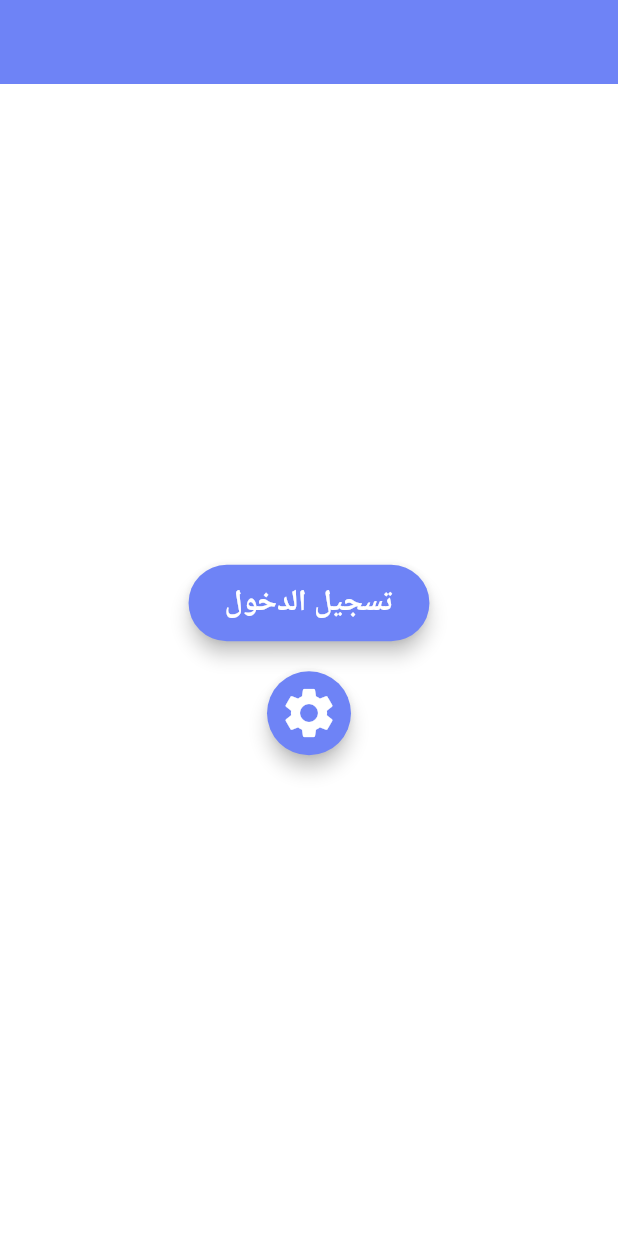
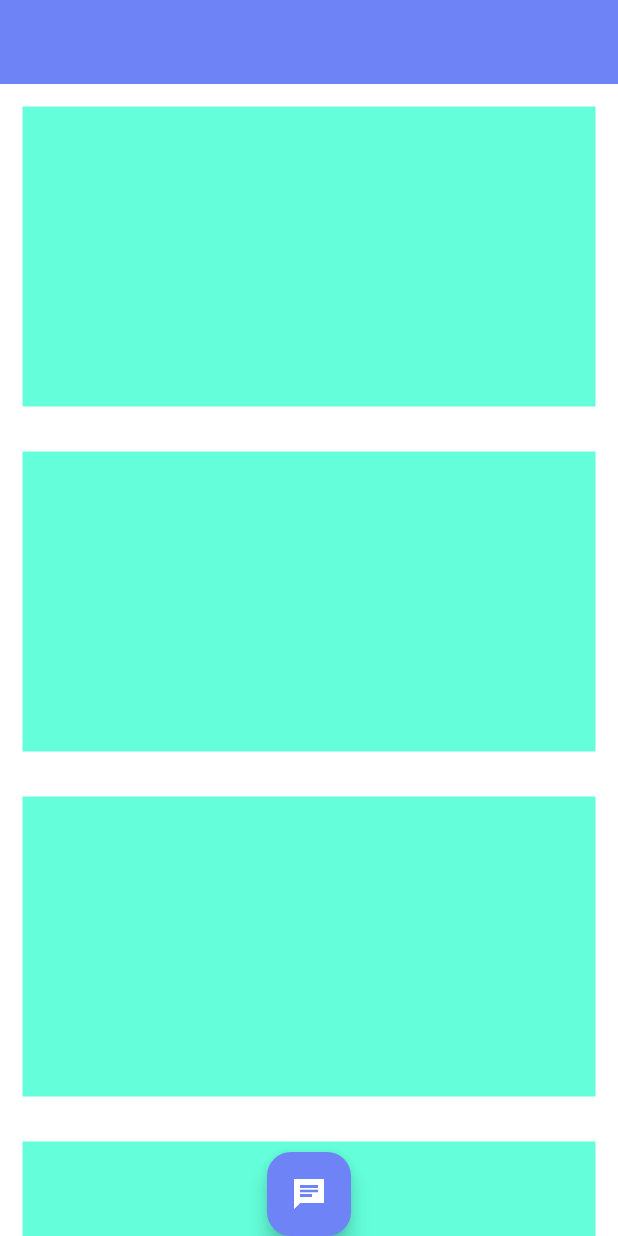
Before and after one commit to aboalhasan-albedairy/Hash-Plus-Course---Flutter-Basics, a Flutter app: the screen it shows after launch, on a phone screen of 412 x 824 dp. Run offline on Flutter 3.47's test engine with Material 3 defaults, Android fonts, the phone set to English and light mode, and no system bars.

Commit message:
Lesson 19: FloatingActionButton() Widget

```diff
--- a/lib/main.dart
+++ b/lib/main.dart
@@ -23,38 +23,51 @@ class HomePage extends StatelessWidget {
     return Scaffold(
       appBar: AppBar(backgroundColor: Color(0xff6e83f6)),
       backgroundColor: Colors.white,
-      body: Center(
+      body: SingleChildScrollView(
         child: Column(
-          spacing: 20,
-          mainAxisAlignment: MainAxisAlignment.center,
           children: [
-            TextButton(
-
-              style: TextButton.styleFrom(
-                backgroundColor: Color(0xff6e83f6),
-                padding: EdgeInsets.symmetric(vertical: 12, horizontal: 24),
-                elevation: 5,
-                shadowColor: Colors.black,
-                foregroundColor: Colors.white,
-                textStyle: TextStyle(fontSize: 20, fontWeight: FontWeight.bold),
-              ),
-              onPressed: () {},
-              child: Text("تسجيل الدخول"),
+            Container(
+              height: 200,
+              margin: EdgeInsets.all(15),
+              color: Colors.tealAccent,
             ),
-            IconButton(
-              style: IconButton.styleFrom(
-                backgroundColor: Color(0xff6e83f6),
-                foregroundColor: Colors.white,
-                iconSize: 40,
-                elevation: 5,
-                shadowColor: Colors.black,
-              ),
-              onPressed: () {},
-              icon: Icon(Icons.settings),
+            Container(
+              height: 200,
+              margin: EdgeInsets.all(15),
+              color: Colors.tealAccent,
+            ),
+            Container(
+              height: 200,
+              margin: EdgeInsets.all(15),
+              color: Colors.tealAccent,
+            ),
+            Container(
+              height: 200,
+              margin: EdgeInsets.all(15),
+              color: Colors.tealAccent,
+            ),
+            Container(
+              height: 200,
+              margin: EdgeInsets.all(15),
+              color: Colors.tealAccent,
+            ),
+            Container(
+              height: 200,
+              margin: EdgeInsets.all(15),
+              color: Colors.tealAccent,
             ),
           ],
         ),
       ),
+      floatingActionButton: FloatingActionButton(
+        onPressed: () {},
+
+        foregroundColor: Colors.white,
+        backgroundColor: Color(0xff6e83f6),
+        splashColor: Colors.teal,
+        child: Icon(Icons.chat_sharp),
+      ),
+      floatingActionButtonLocation: FloatingActionButtonLocation.centerDocked,
     );
   }
 }
```
